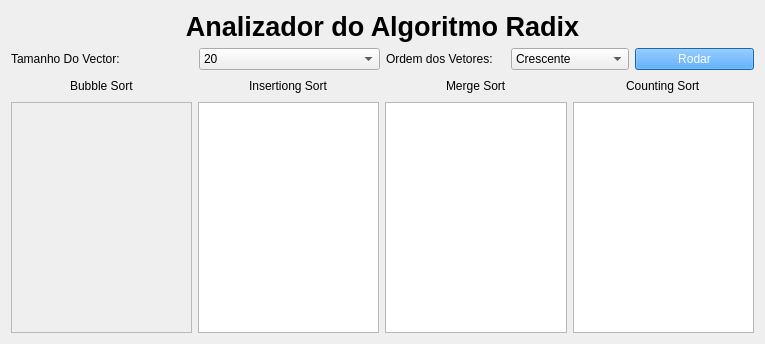
Qt form telaprincipal.ui (LucboLuc/Exercicio_Ordenacao) before a commit.
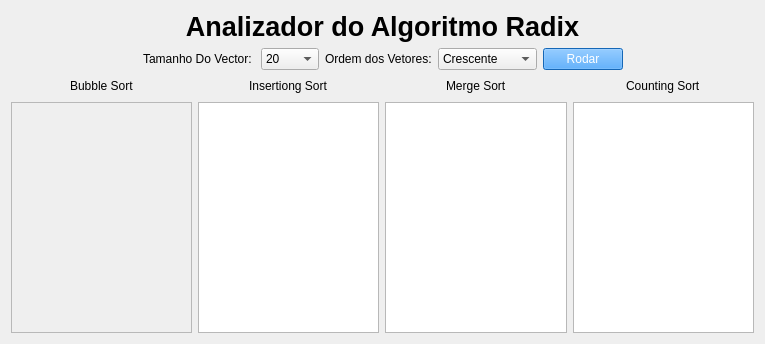
The same form after that commit.

Commit message: Atualição e ajustes realizado na Interface Gráfica

Diff of the .ui file:
```diff
--- a/telaprincipal.ui
+++ b/telaprincipal.ui
@@ -26,6 +26,19 @@
       </item>
       <item>
        <layout class="QHBoxLayout" name="horizontalLayout_8">
+        <item>
+         <spacer name="horizontalSpacer_9">
+          <property name="orientation">
+           <enum>Qt::Horizontal</enum>
+          </property>
+          <property name="sizeHint" stdset="0">
+           <size>
+            <width>40</width>
+            <height>20</height>
+           </size>
+          </property>
+         </spacer>
+        </item>
         <item>
          <layout class="QHBoxLayout" name="horizontalLayout">
           <item>
@@ -98,6 +111,19 @@
           </item>
          </layout>
         </item>
+        <item>
+         <spacer name="horizontalSpacer_10">
+          <property name="orientation">
+           <enum>Qt::Horizontal</enum>
+          </property>
+          <property name="sizeHint" stdset="0">
+           <size>
+            <width>40</width>
+            <height>20</height>
+           </size>
+          </property>
+         </spacer>
+        </item>
        </layout>
       </item>
       <item>
```
